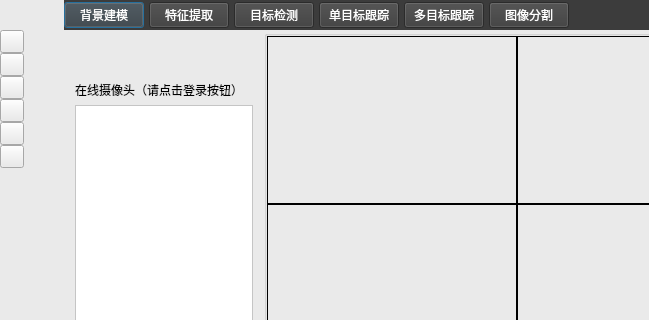
First picture: the form in VisionAlgShow/visionalgmain.ui, repository MMAPer/VisionAlgShow, before the edit; both pictures show x 0 to 649 and y 0 to 320 of the 1280 by 720 pixel window.
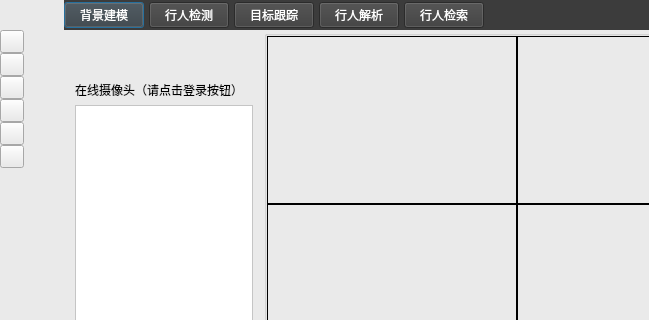
Second picture: the form after the edit.

The edit to the form file:
```diff
--- a/VisionAlgShow/visionalgmain.ui
+++ b/VisionAlgShow/visionalgmain.ui
@@ -269,23 +269,13 @@
            </property>
           </widget>
          </item>
-         <item>
-          <widget class="QPushButton" name="btn_alg_fe">
-           <property name="styleSheet">
-            <string notr="true">color:white</string>
-           </property>
-           <property name="text">
-            <string>特征提取</string>
-           </property>
-          </widget>
-         </item>
          <item>
           <widget class="QPushButton" name="btn_alg_od">
            <property name="styleSheet">
             <string notr="true">color:white</string>
            </property>
            <property name="text">
-            <string>目标检测</string>
+            <string>行人检测</string>
            </property>
           </widget>
          </item>
@@ -295,17 +285,7 @@
             <string notr="true">color:white</string>
            </property>
            <property name="text">
-            <string>单目标跟踪</string>
-           </property>
-          </widget>
-         </item>
-         <item>
-          <widget class="QPushButton" name="btn_alg_mot">
-           <property name="styleSheet">
-            <string notr="true">color:white</string>
-           </property>
-           <property name="text">
-            <string>多目标跟踪</string>
+            <string>目标跟踪</string>
            </property>
           </widget>
          </item>
@@ -315,7 +295,17 @@
             <string notr="true">color:white</string>
            </property>
            <property name="text">
-            <string>图像分割</string>
+            <string>行人解析</string>
+           </property>
+          </widget>
+         </item>
+         <item>
+          <widget class="QPushButton" name="btn_alg_ps">
+           <property name="styleSheet">
+            <string notr="true">color:white</string>
+           </property>
+           <property name="text">
+            <string>行人检索</string>
            </property>
           </widget>
          </item>
```
